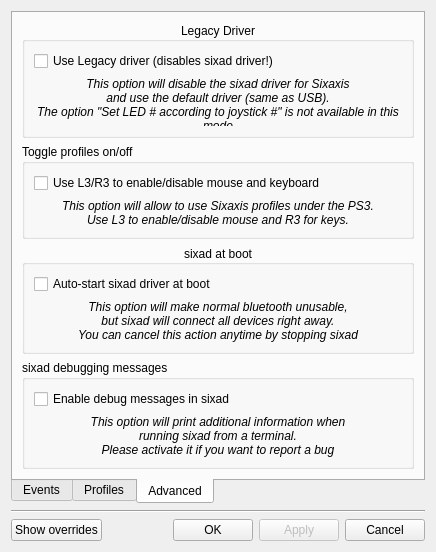
The window that qtsixa/gui/qtsixa_sixaxis.ui (aaronp24/QtSixA) describes before a commit, drawn with Qt 5.
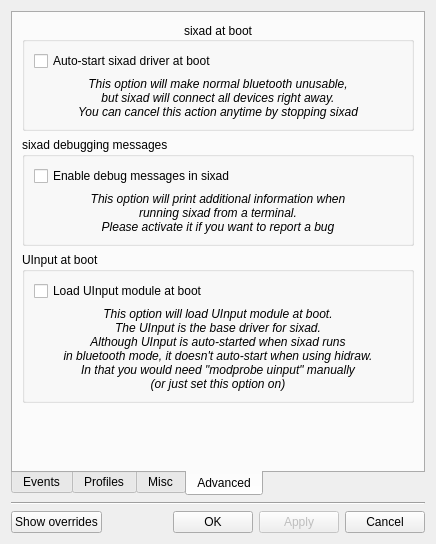
The same window after the commit. The open tabs and pages were chosen to show the change. Icons and pictures are not drawn.

Diff of the .ui file:
```diff
--- a/qtsixa/gui/qtsixa_sixaxis.ui
+++ b/qtsixa/gui/qtsixa_sixaxis.ui
@@ -7,7 +7,7 @@
     <x>0</x>
     <y>0</y>
     <width>436</width>
-    <height>552</height>
+    <height>532</height>
    </rect>
   </property>
   <property name="windowTitle">
@@ -439,11 +439,11 @@
        </item>
       </layout>
      </widget>
-     <widget class="QWidget" name="advTab">
+     <widget class="QWidget" name="misc">
       <attribute name="title">
-       <string>Advanced</string>
+       <string>Misc</string>
       </attribute>
-      <layout class="QVBoxLayout" name="verticalLayout_9">
+      <layout class="QVBoxLayout" name="verticalLayout_13">
        <item>
         <widget class="QGroupBox" name="groupPS3">
          <property name="title">
@@ -465,7 +465,7 @@
             <property name="text">
              <string>&lt;i&gt;This option will disable the sixad driver for Sixaxis&lt;br&gt;
 and use the default driver (same as USB).&lt;br&gt;
-The option &quot;Set LED # according to joystick #&quot; is
+The option &quot;Set LED # according to joystick #&quot;&lt;br&gt;is
 not available in this mode&lt;/i&gt;</string>
             </property>
             <property name="alignment">
@@ -507,6 +507,26 @@
         </widget>
        </item>
        <item>
+        <spacer name="verticalSpacer">
+         <property name="orientation">
+          <enum>Qt::Vertical</enum>
+         </property>
+         <property name="sizeHint" stdset="0">
+          <size>
+           <width>20</width>
+           <height>40</height>
+          </size>
+         </property>
+        </spacer>
+       </item>
+      </layout>
+     </widget>
+     <widget class="QWidget" name="advTab">
+      <attribute name="title">
+       <string>Advanced</string>
+      </attribute>
+      <layout class="QVBoxLayout" name="verticalLayout_14">
+       <item>
         <widget class="QGroupBox" name="groupBox">
          <property name="title">
           <string>sixad at boot</string>
@@ -571,6 +591,50 @@
          </layout>
         </widget>
        </item>
+       <item>
+        <widget class="QGroupBox" name="groupBox_4">
+         <property name="title">
+          <string>UInput at boot</string>
+         </property>
+         <layout class="QVBoxLayout" name="verticalLayout_9">
+          <item>
+           <widget class="QCheckBox" name="checkUInput">
+            <property name="text">
+             <string>Load UInput module at boot</string>
+            </property>
+           </widget>
+          </item>
+          <item>
+           <widget class="QLabel" name="label_6">
+            <property name="text">
+             <string>&lt;i&gt;This option will load UInput module at boot.&lt;br&gt;
+The UInput is the base driver for sixad.&lt;br&gt;
+Although UInput is auto-started when sixad runs&lt;br&gt;
+in bluetooth mode, it doesn't auto-start when using hidraw.&lt;br&gt;
+In that you would need &quot;modprobe uinput&quot; manually&lt;br&gt;
+(or just set this option on)&lt;/i&gt;</string>
+            </property>
+            <property name="alignment">
+             <set>Qt::AlignHCenter|Qt::AlignTop</set>
+            </property>
+           </widget>
+          </item>
+         </layout>
+        </widget>
+       </item>
+       <item>
+        <spacer name="verticalSpacer_2">
+         <property name="orientation">
+          <enum>Qt::Vertical</enum>
+         </property>
+         <property name="sizeHint" stdset="0">
+          <size>
+           <width>20</width>
+           <height>40</height>
+          </size>
+         </property>
+        </spacer>
+       </item>
       </layout>
      </widget>
     </widget>
```
Left out of the diff: 2 changed lines with no effect on the pictures.
